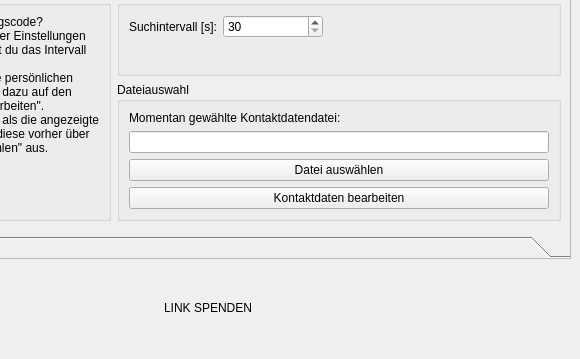
Before: the Qt Designer form tools/gui/main.ui in timreibe/vaccipy, drawn with Qt 5; both pictures show x 164 to 744 and y 180 to 539 of the 744 by 539 pixel window.
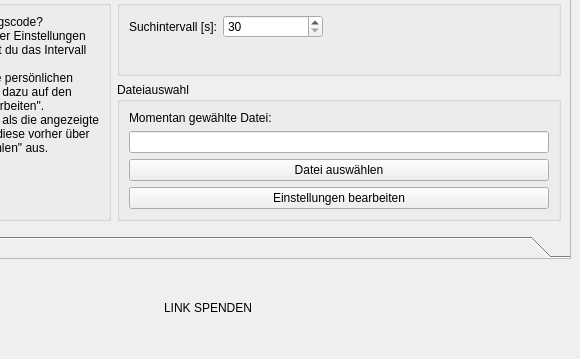
After: the same form once the commit is applied. The open tabs and pages were chosen to show the change.

```diff
--- a/tools/gui/main.ui
+++ b/tools/gui/main.ui
@@ -276,7 +276,7 @@
                  <item>
                   <widget class="QLabel" name="kontaktdaten_label">
                    <property name="text">
-                    <string>Momentan gewählte Kontaktdatendatei:</string>
+                    <string>Momentan gewählte Datei:</string>
                    </property>
                   </widget>
                  </item>
@@ -303,7 +303,7 @@
                  <item>
                   <widget class="QPushButton" name="b_neue_kontaktdaten">
                    <property name="text">
-                    <string>Kontaktdaten bearbeiten</string>
+                    <string>Einstellungen bearbeiten</string>
                    </property>
                   </widget>
                  </item>
```
